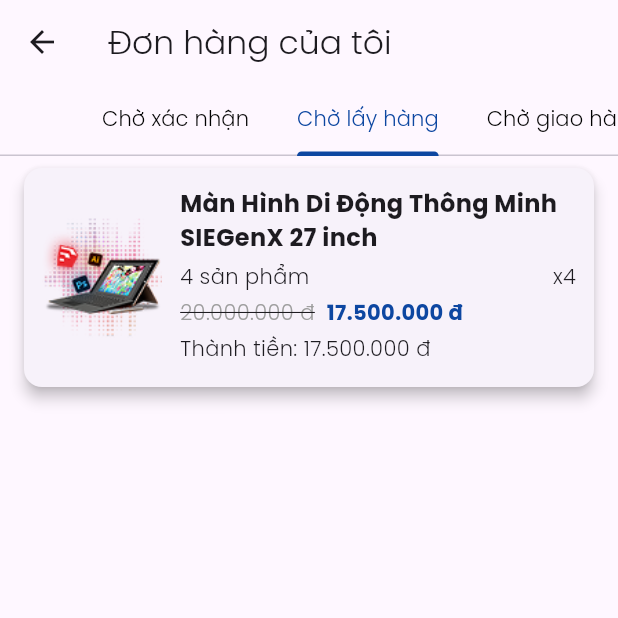
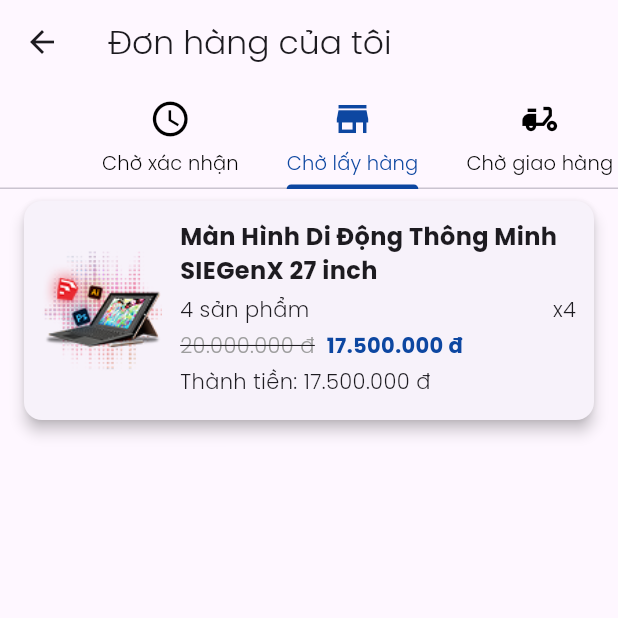
Before and after one commit to adohong4/Mobile-Ecommerce, a Flutter app: the OrderDetailPage screen opened directly, tab 2 chosen, on a phone screen of 412 x 824 dp, the top half of it. Run offline on Flutter 3.47's test engine with Material 3 defaults, Android fonts, the phone set to English and light mode, and no system bars; our stand-ins replace font_awesome_flutter, shared_preferences, socket_io_client; accounts and stored records are empty.

Commit message:
Thêm icon cho trng chi tiết đơn hàng

```diff
--- a/mobile_app/lib/pages/OrderDetailPage.dart
+++ b/mobile_app/lib/pages/OrderDetailPage.dart
@@ -34,6 +34,13 @@ class _OrderDetailPageState extends State<OrderDetailPage> with SingleTickerProv
     'Chờ lấy hàng',
     'Chờ giao hàng',
     'Đánh giá',
+  ];
+
+  final List<IconData> tabIcons = [
+    Icons.access_time,       // Chờ xác nhận
+    Icons.store_mall_directory,  // Chờ lấy hàng
+    Icons.delivery_dining,   // Chờ giao hàng
+    Icons.rate_review,       // Đánh giá
   ];
 
   // Dữ liệu giả lập
@@ -178,8 +185,6 @@ class _OrderDetailPageState extends State<OrderDetailPage> with SingleTickerProv
 
   Widget _buildTabContent(String status) {
     bool isReviewTab = status == 'Đánh giá';
-
-    // Lọc các đơn hàng theo trạng thái
     List<Order> filteredOrders = orders.where((order) => order.status == status).toList();
 
     return ListView(
@@ -201,17 +206,40 @@ class _OrderDetailPageState extends State<OrderDetailPage> with SingleTickerProv
   Widget build(BuildContext context) {
     return Scaffold(
       appBar: AppBar(
-        title: const Text('Đơn hàng của tôi',
-            style: TextStyle(fontFamily: 'Poppins')),
-        bottom: TabBar(
-          controller: _tabController,
-          isScrollable: true,
-          indicatorColor: Color(0xFF0D47A1),
-          labelColor: Color(0xFF0D47A1),
-          unselectedLabelColor: Colors.black,
-          labelStyle: const TextStyle(fontFamily: 'Poppins'),
-          tabs: tabTitles.map((title) => Tab(text: title)).toList(),
+        title: const Text('Đơn hàng của tôi', style: TextStyle(fontFamily: 'Poppins')),
+        bottom: PreferredSize(
+          preferredSize: const Size.fromHeight(70), // Tăng chiều cao thanh TabBar
+          child: TabBar(
+            controller: _tabController,
+            isScrollable: true,
+            indicatorColor: const Color(0xFF0D47A1),
+            labelColor: const Color(0xFF0D47A1),
+            unselectedLabelColor: Colors.black,
+            tabs: List.generate(tabTitles.length, (index) {
+              return SizedBox(
+                height: 65, // Tăng chiều cao từng tab
+                child: Tab(
+                  child: Column(
+                    mainAxisAlignment: MainAxisAlignment.center,
+                    children: [
+                      Icon(tabIcons[index], size: 28), // Tăng kích thước icon
+                      const SizedBox(height: 6),
+                      Text(
+                        tabTitles[index],
+                        style: const TextStyle(
+                          fontSize: 13,
+                          fontFamily: 'Poppins',
+                          fontWeight: FontWeight.w500,
+                        ),
+                      ),
+                    ],
+                  ),
+                ),
+              );
+            }),
+          ),
         ),
+
       ),
       body: TabBarView(
         controller: _tabController,
--- a/mobile_app/pubspec.yaml
+++ b/mobile_app/pubspec.yaml
@@ -46,6 +46,8 @@ dependencies:
   dio_cookie_manager: ^3.2.0
   another_flushbar: ^1.12.30
   socket_io_client: ^2.0.3
+  lucide_icons: 0.257.0
+
 
 
 dev_dependencies:
```
Also changed, not shown: mobile_app/pubspec.lock.
